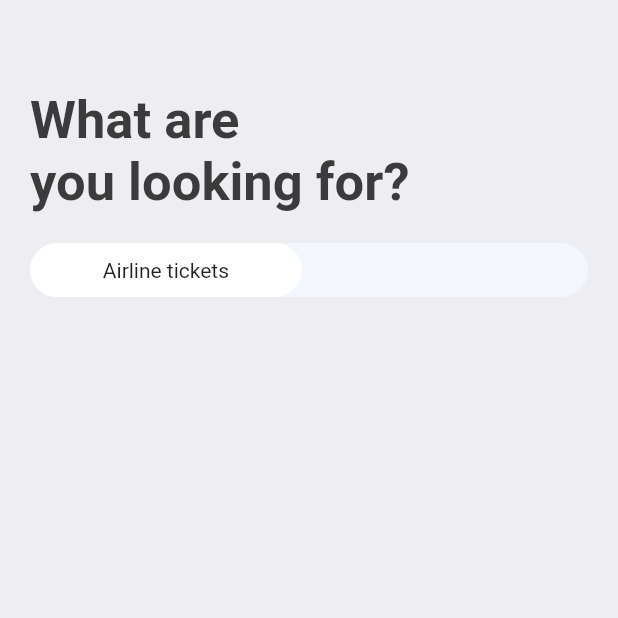
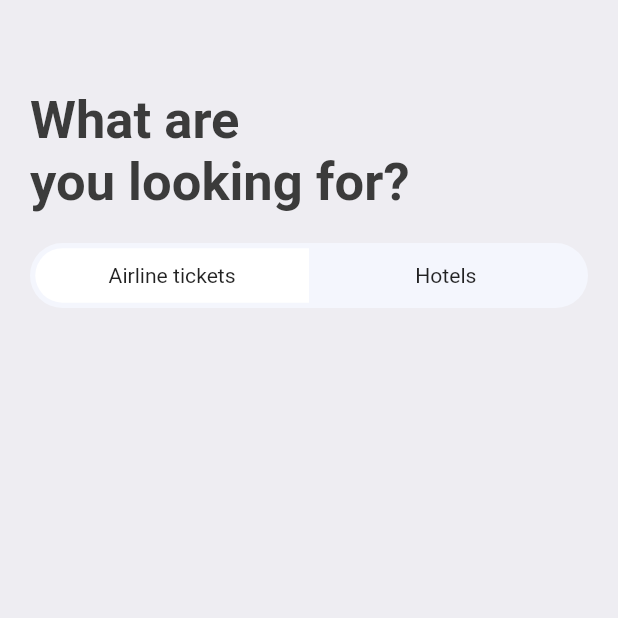
Before and after one commit to TOUFIK-Taha98/booktickets, a Flutter app: the SearchScreen screen opened directly, on a phone screen of 412 x 824 dp, the top half of it. Run offline on Flutter 3.47's test engine with Material 2 defaults, Android fonts, the phone set to English and light mode, and no system bars; our stand-ins replace fluentui_icons, gap, get.

Commit message:
Header done!

```diff
--- a/lib/screens/search_screen.dart
+++ b/lib/screens/search_screen.dart
@@ -24,25 +24,42 @@ class SearchScreen extends StatelessWidget {
             ),
           ),
           Gap(AppLayout.getHeight(20)),
-          Container(
+          FittedBox(
+            child: Container(
+              padding: const EdgeInsets.all(3.5),
               decoration: BoxDecoration(
                   borderRadius: BorderRadius.circular(AppLayout.getHeight(50)),
                   color: const Color(0xFFF4F6FD)),
               child: Row(
                 children: [
+                  // airline tickets
                   Container(
                     width: size.width * .44,
                     padding: EdgeInsets.symmetric(
                         horizontal: AppLayout.getWidth(20),
                         vertical: AppLayout.getHeight(10)),
                     decoration: BoxDecoration(
-                      borderRadius: BorderRadius.circular(
-                        AppLayout.getHeight(50),
+                        borderRadius: BorderRadius.horizontal(
+                          left: Radius.circular(AppLayout.getHeight(50)),
                         ),
                         color: Colors.white),
                     child: const Center(child: Text("Airline tickets")),
-                )
+                  ),
+                  // hotels
+                  Container(
+                    width: size.width * .44,
+                    padding: EdgeInsets.symmetric(
+                        horizontal: AppLayout.getWidth(20),
+                        vertical: AppLayout.getHeight(10)),
+                    decoration: BoxDecoration(
+                        borderRadius: BorderRadius.horizontal(
+                          right: Radius.circular(AppLayout.getHeight(50)),
+                        ),
+                        color: Colors.transparent),
+                    child: const Center(child: Text("Hotels")),
+                  ),
                 ],
+              ),
             ),
           )
         ],
```
Lines whose indentation alone changed are shown as unchanged.
